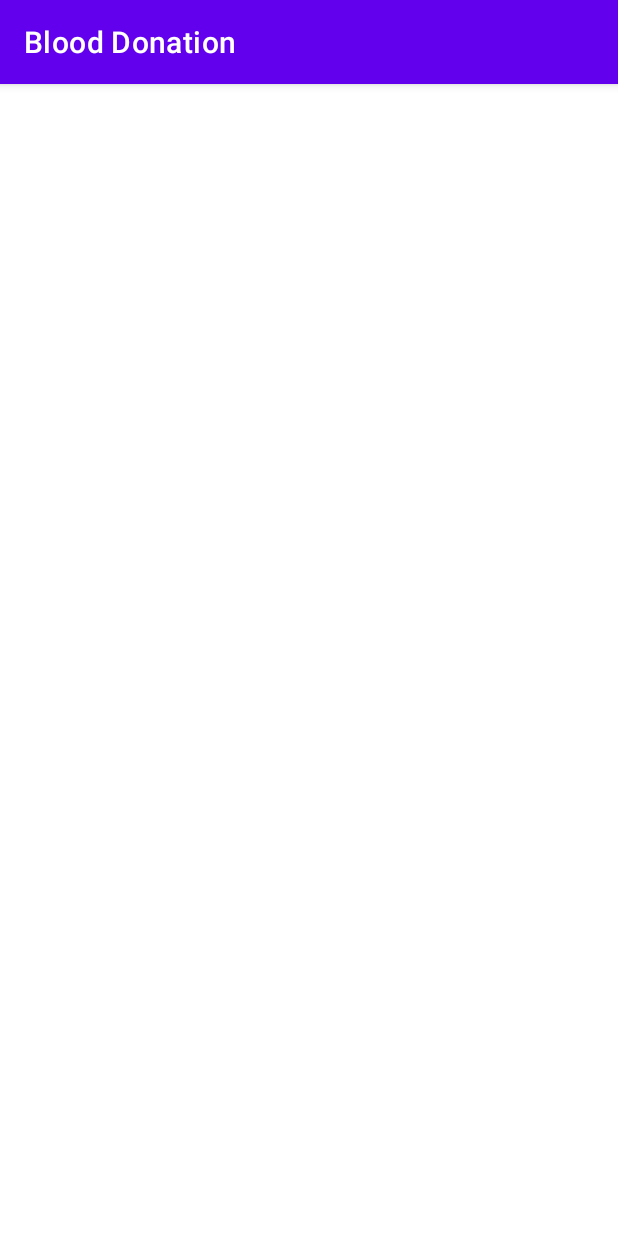
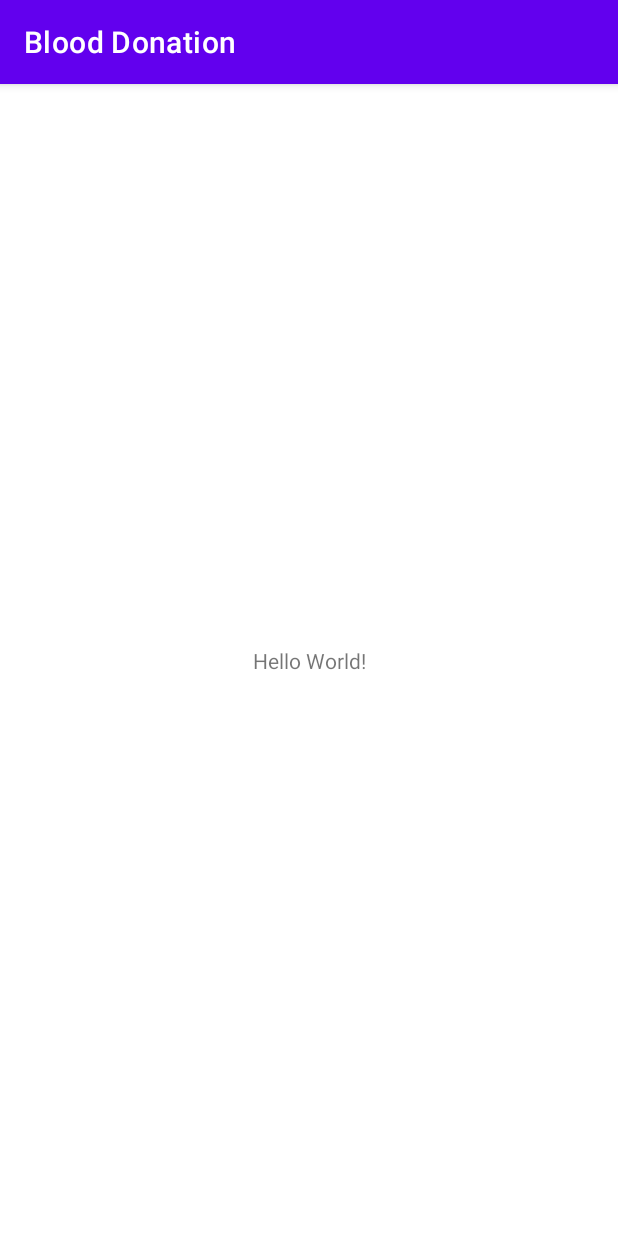
Before and after one commit to monjur35/BloodDonation, an Android app: the screen it shows after launch (MainActivity), on a phone screen of 412 x 824 dp. Run offline under Robolectric (Android 15) with nearby library versions, the phone set to English and light mode, and no system bars.

Commit message:
Intial commit

```diff
--- a/app/src/main/java/com/example/blooddonation/MainActivity.java
+++ b/app/src/main/java/com/example/blooddonation/MainActivity.java
@@ -9,6 +9,7 @@ public class MainActivity extends AppCompatActivity {
     @Override
     protected void onCreate(Bundle savedInstanceState) {
         super.onCreate(savedInstanceState);
-       // setContentView(R.layout.activity_main);
+
+        setContentView(R.layout.activity_main);
     }
 }
```
